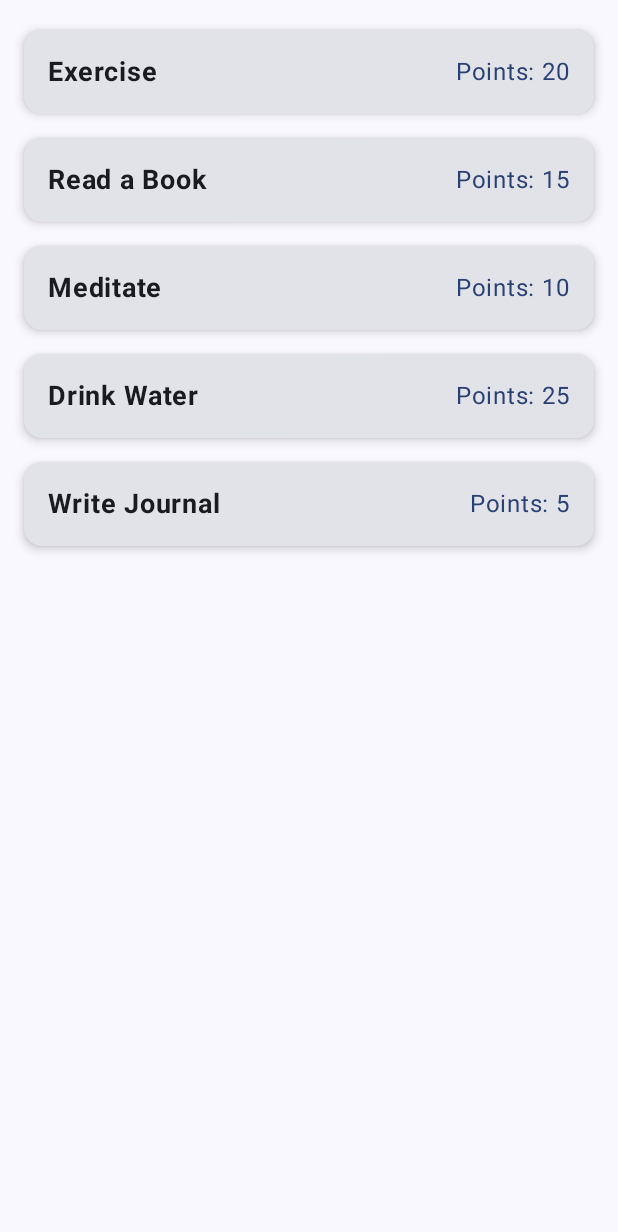
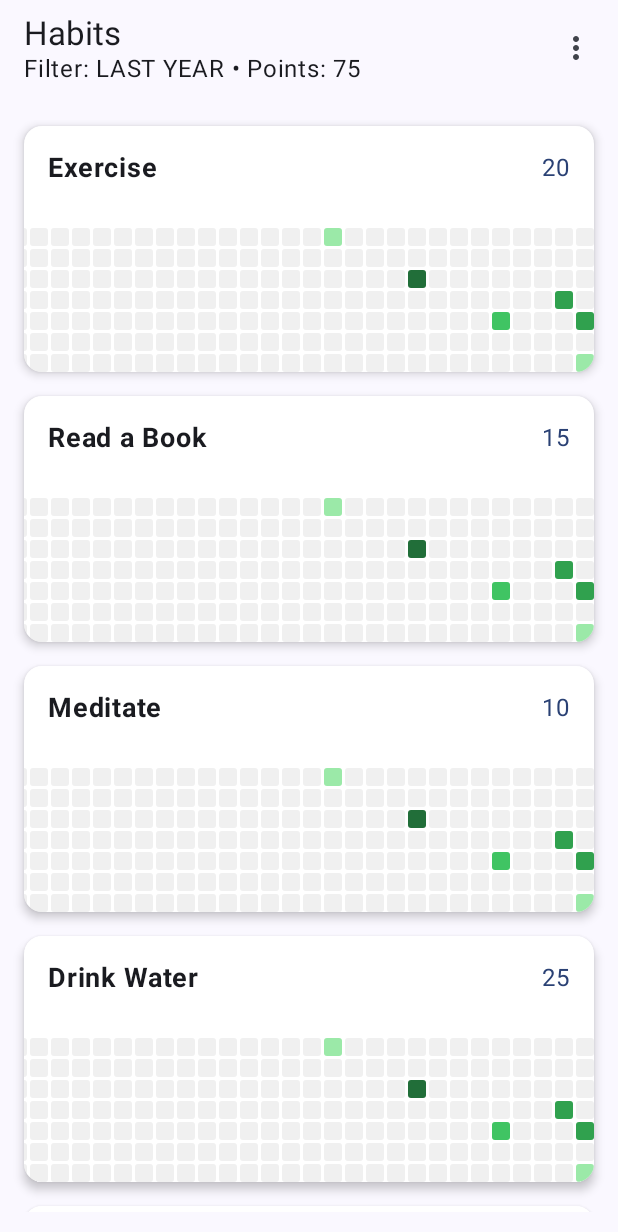
Before and after one commit to brayan/zero-to-hero, an Android app built with Jetpack Compose: the screen it shows after launch (MainActivity), on a phone screen of 412 x 824 dp. Shown: the top 1232 px of the screen. Run offline under Robolectric (Android 15) with nearby library versions, the phone set to English and light mode, and no system bars; our stand-ins replace Shimmer.

Commit message:
Add habits filter and grid

```diff
--- a/mobile/feature/habits/build.gradle.kts
+++ b/mobile/feature/habits/build.gradle.kts
@@ -44,6 +44,7 @@ kotlin {
             implementation(libs.kotlinx.coroutines.core)
             implementation(libs.androidx.compiler)
             implementation(libs.koin.core)
+            implementation(libs.kotlinx.datetime)
 //            implementation(project.dependencies.platform("androidx.compose:compose-bom:2024.12.01"))
         }
     }
--- a/mobile/feature/habits/src/commonMain/kotlin/br/com/sailtech/zerotohero/mobile/feature/habits/data/HabitsRepositoryImpl.kt
+++ b/mobile/feature/habits/src/commonMain/kotlin/br/com/sailtech/zerotohero/mobile/feature/habits/data/HabitsRepositoryImpl.kt
@@ -2,27 +2,41 @@ package br.com.sailtech.zerotohero.mobile.feature.habits.data
 
 import br.com.sailtech.zerotohero.mobile.feature.habits.domain.model.Habit
 import br.com.sailtech.zerotohero.mobile.feature.habits.domain.repository.HabitsRepository
-
+import kotlinx.datetime.Clock
+import kotlinx.datetime.DatePeriod
+import kotlinx.datetime.TimeZone
+import kotlinx.datetime.minus
+import kotlinx.datetime.toLocalDateTime
 
 internal class HabitsRepositoryImpl : HabitsRepository {
 
+    private val today = Clock.System.now().toLocalDateTime(TimeZone.currentSystemDefault()).date
+    private val completions = mapOf(
+        today to 1,
+        today.minus(DatePeriod(days = 2)) to 3,
+        today.minus(DatePeriod(days = 10)) to 3,
+        today.minus(DatePeriod(days = 30)) to 2,
+        today.minus(DatePeriod(days = 60)) to 4,
+        today.minus(DatePeriod(days = 90)) to 1
+    )
+
     override suspend fun getAllHabits(): List<Habit> {
         return listOf(
-            Habit(1, "Exercise", 20),
-            Habit(2, "Read a Book", 15),
-            Habit(3, "Meditate", 10),
-            Habit(4, "Drink Water", 25),
-            Habit(5, "Write Journal", 5)
+            Habit(1, "Exercise", 20, completions),
+            Habit(2, "Read a Book", 15, completions),
+            Habit(3, "Meditate", 10, completions),
+            Habit(4, "Drink Water", 25, completions),
+            Habit(5, "Write Journal", 5, completions)
         )
     }
 
     override suspend fun getHabitsInLastDays(days: Int): List<Habit> {
         return listOf(
-            Habit(1, "Exercise", 20),
-            Habit(2, "Read a Book", 15),
-            Habit(3, "Meditate", 10),
-            Habit(4, "Drink Water", 25),
-            Habit(5, "Write Journal", 5)
+            Habit(1, "Exercise", 20, completions),
+            Habit(2, "Read a Book", 15, completions),
+            Habit(3, "Meditate", 10, completions),
+            Habit(4, "Drink Water", 25, completions),
+            Habit(5, "Write Journal", 5, completions)
         )
     }
 }
--- a/mobile/feature/habits/src/commonMain/kotlin/br/com/sailtech/zerotohero/mobile/feature/habits/domain/model/Habit.kt
+++ b/mobile/feature/habits/src/commonMain/kotlin/br/com/sailtech/zerotohero/mobile/feature/habits/domain/model/Habit.kt
@@ -1,3 +1,10 @@
 package br.com.sailtech.zerotohero.mobile.feature.habits.domain.model
 
-data class Habit(val id: Long, val name: String, val points: Int)
+import kotlinx.datetime.LocalDate
+
+data class Habit(
+    val id: Long,
+    val name: String,
+    val points: Int,
+    val completions: Map<LocalDate, Int>
+)
--- a/mobile/feature/habits/src/commonMain/kotlin/br/com/sailtech/zerotohero/mobile/feature/habits/domain/model/HabitFilter.kt
+++ b/mobile/feature/habits/src/commonMain/kotlin/br/com/sailtech/zerotohero/mobile/feature/habits/domain/model/HabitFilter.kt
@@ -1,7 +1,7 @@
 package br.com.sailtech.zerotohero.mobile.feature.habits.domain.model
 
-enum class HabitFilter {
-    ALL,
-    LAST_7_DAYS,
-    LAST_30_DAYS,
+enum class HabitFilter(val days: Int) {
+    LAST_YEAR(365),
+    LAST_30_DAYS(30),
+    LAST_7_DAYS(7)
 }
--- a/mobile/feature/habits/src/commonMain/kotlin/br/com/sailtech/zerotohero/mobile/feature/habits/domain/usecase/GetHabitsUseCaseImpl.kt
+++ b/mobile/feature/habits/src/commonMain/kotlin/br/com/sailtech/zerotohero/mobile/feature/habits/domain/usecase/GetHabitsUseCaseImpl.kt
@@ -9,10 +9,6 @@ internal class GetHabitsUseCaseImpl(
 ) : GetHabitsUseCase {
 
     override suspend fun invoke(filter: HabitFilter): List<Habit> {
-        return when (filter) {
-            HabitFilter.ALL -> habitsRepository.getAllHabits()
-            HabitFilter.LAST_7_DAYS -> habitsRepository.getHabitsInLastDays(7)
-            HabitFilter.LAST_30_DAYS -> habitsRepository.getHabitsInLastDays(30)
-        }
+        return habitsRepository.getHabitsInLastDays(filter.days)
     }
 }
--- /dev/null
+++ b/mobile/feature/habits/src/commonMain/kotlin/br/com/sailtech/zerotohero/mobile/feature/habits/presentation/component/HabitActivityGrid.kt
@@ -0,0 +1,93 @@
+package br.com.sailtech.zerotohero.mobile.feature.habits.presentation.component
+
+import androidx.compose.foundation.background
+import androidx.compose.foundation.layout.Arrangement
+import androidx.compose.foundation.layout.Box
+import androidx.compose.foundation.layout.Column
+import androidx.compose.foundation.layout.fillMaxWidth
+import androidx.compose.foundation.layout.size
+import androidx.compose.foundation.lazy.LazyRow
+import androidx.compose.foundation.lazy.itemsIndexed
+import androidx.compose.foundation.lazy.rememberLazyListState
+import androidx.compose.foundation.shape.RoundedCornerShape
+import androidx.compose.runtime.Composable
+import androidx.compose.runtime.LaunchedEffect
+import androidx.compose.ui.Modifier
+import androidx.compose.ui.graphics.Color
+import androidx.compose.ui.unit.dp
+import br.com.sailtech.zerotohero.mobile.feature.habits.domain.model.HabitFilter
+import kotlinx.datetime.Clock
+import kotlinx.datetime.DatePeriod
+import kotlinx.datetime.DayOfWeek
+import kotlinx.datetime.LocalDate
+import kotlinx.datetime.TimeZone
+import kotlinx.datetime.daysUntil
+import kotlinx.datetime.minus
+import kotlinx.datetime.plus
+import kotlinx.datetime.toLocalDateTime
+
+@Composable
+fun HabitActivityGrid(completions: Map<LocalDate, Int>, filter: HabitFilter) {
+    val today = Clock.System.now().toLocalDateTime(TimeZone.currentSystemDefault()).date
+
+    // Step 1: Calculate the start date based on the selected filter (e.g., 365, 30, 7 days ago)
+    val originalStartDate = today.minus(DatePeriod(days = filter.days - 1))
+
+    // Step 2: Align the first row so that it starts on Monday
+    var startDate = originalStartDate
+    while (startDate.dayOfWeek != DayOfWeek.MONDAY) {
+        startDate = startDate.minus(DatePeriod(days = 1)) // Move back to Monday
+    }
+
+    // Step 3: Generate exactly `filterDays` of completion data
+    val completionData = (0 until filter.days).map { daysAgo ->
+        val date = originalStartDate.plus(DatePeriod(days = daysAgo))
+        completions[date] ?: 0
+    }
+
+    // Step 4: Add blank placeholders before the first tracked date to align the first row
+    val firstMondayOffset = startDate.daysUntil(originalStartDate)
+    val paddedCompletion = List(firstMondayOffset) { null } + completionData
+
+    // Step 5: Split into 7-day weeks
+    val dailyCompletion = paddedCompletion.chunked(7)
+
+    val listState = rememberLazyListState()
+
+    LaunchedEffect(dailyCompletion.flatten().size, filter) {
+        if (dailyCompletion.flatten().isNotEmpty()) {
+            listState.scrollToItem(dailyCompletion.size - 1) // Scroll to last week
+        }
+    }
+
+    LazyRow(
+        state = listState,
+        modifier = Modifier.fillMaxWidth(),
+        horizontalArrangement = Arrangement.spacedBy(2.dp)
+    ) {
+        itemsIndexed(dailyCompletion) { _, week ->
+            Column(verticalArrangement = Arrangement.spacedBy(2.dp)) {
+                week.forEach { count ->
+                    Box(
+                        modifier = Modifier
+                            .size(12.dp)
+                            .background(getCompletionColor(count), RoundedCornerShape(2.dp))
+                    )
+                }
+            }
+        }
+    }
+}
+
+// Function to determine color intensity based on habit completion frequency
+fun getCompletionColor(count: Int?): Color {
+    return when {
+        count == null -> Color.Transparent // Empty placeholders for alignment
+        count == 0 -> Color.LightGray.copy(alpha = 0.3f) // No completion
+        count == 1 -> Color(0xFF9BE9A8) // Light green
+        count == 2 -> Color(0xFF40C463) // Medium green
+        count == 3 -> Color(0xFF30A14E) // Darker green
+        count >= 4 -> Color(0xFF216E39) // Darkest green (most frequent)
+        else -> Color.LightGray
+    }
+}
--- a/mobile/feature/habits/src/commonMain/kotlin/br/com/sailtech/zerotohero/mobile/feature/habits/presentation/component/HabitItem.kt
+++ b/mobile/feature/habits/src/commonMain/kotlin/br/com/sailtech/zerotohero/mobile/feature/habits/presentation/component/HabitItem.kt
@@ -3,7 +3,9 @@ package br.com.sailtech.zerotohero.mobile.feature.habits.presentation.component
 import androidx.compose.foundation.clickable
 import androidx.compose.foundation.layout.Arrangement
 import androidx.compose.foundation.layout.Row
+import androidx.compose.foundation.layout.Spacer
 import androidx.compose.foundation.layout.fillMaxWidth
+import androidx.compose.foundation.layout.height
 import androidx.compose.foundation.layout.padding
 import androidx.compose.material3.Card
 import androidx.compose.material3.CardDefaults
@@ -12,19 +14,24 @@ import androidx.compose.material3.Text
 import androidx.compose.runtime.Composable
 import androidx.compose.ui.Alignment
 import androidx.compose.ui.Modifier
+import androidx.compose.ui.graphics.Color
 import androidx.compose.ui.text.font.FontWeight
 import androidx.compose.ui.unit.dp
 import androidx.compose.ui.unit.sp
 import br.com.sailtech.zerotohero.mobile.feature.habits.domain.model.Habit
+import br.com.sailtech.zerotohero.mobile.feature.habits.domain.model.HabitFilter
 
 @Composable
-fun HabitItem(habit: Habit, position: Int, onClick: (Int) -> Unit) {
+fun HabitItem(habit: Habit, filter: HabitFilter, position: Int, onClick: (Int) -> Unit) {
     Card(
         modifier = Modifier
             .fillMaxWidth()
             .padding(vertical = 4.dp)
             .clickable { onClick(position) },
-        elevation = CardDefaults.cardElevation(defaultElevation = 4.dp)
+        elevation = CardDefaults.cardElevation(defaultElevation = 4.dp),
+        colors = CardDefaults.cardColors(
+            containerColor = Color.White
+        )
     ) {
         Row(
             modifier = Modifier
@@ -40,10 +47,14 @@ fun HabitItem(habit: Habit, position: Int, onClick: (Int) -> Unit) {
             )
 
             Text(
-                text = "Points: ${habit.points}",
+                text = habit.points.toString(),
                 fontSize = 16.sp,
                 color = MaterialTheme.colorScheme.primary
             )
         }
+
+        Spacer(modifier = Modifier.height(12.dp))
+
+        HabitActivityGrid(habit.completions, filter)
     }
 }
--- a/mobile/feature/habits/src/commonMain/kotlin/br/com/sailtech/zerotohero/mobile/feature/habits/presentation/screen/HabitsScreen.kt
+++ b/mobile/feature/habits/src/commonMain/kotlin/br/com/sailtech/zerotohero/mobile/feature/habits/presentation/screen/HabitsScreen.kt
@@ -2,33 +2,54 @@ package br.com.sailtech.zerotohero.mobile.feature.habits.presentation.screen
 
 import androidx.compose.foundation.layout.Arrangement
 import androidx.compose.foundation.layout.Box
+import androidx.compose.foundation.layout.Column
 import androidx.compose.foundation.layout.PaddingValues
 import androidx.compose.foundation.layout.fillMaxSize
 import androidx.compose.foundation.layout.padding
 import androidx.compose.foundation.lazy.LazyColumn
 import androidx.compose.foundation.lazy.itemsIndexed
+import androidx.compose.material.icons.Icons
+import androidx.compose.material.icons.filled.MoreVert
+import androidx.compose.material3.DropdownMenu
+import androidx.compose.material3.DropdownMenuItem
+import androidx.compose.material3.ExperimentalMaterial3Api
+import androidx.compose.material3.Icon
+import androidx.compose.material3.IconButton
+import androidx.compose.material3.MaterialTheme
 import androidx.compose.material3.Text
+import androidx.compose.material3.TopAppBar
 import androidx.compose.runtime.Composable
 import androidx.compose.runtime.LaunchedEffect
 import androidx.compose.runtime.collectAsState
 import androidx.compose.runtime.getValue
+import androidx.compose.runtime.mutableStateOf
+import androidx.compose.runtime.remember
+import androidx.compose.runtime.rememberCoroutineScope
+import androidx.compose.runtime.setValue
 import androidx.compose.ui.Modifier
 import androidx.compose.ui.unit.dp
 import br.com.sailtech.zerotohero.mobile.feature.habits.domain.model.Habit
+import br.com.sailtech.zerotohero.mobile.feature.habits.domain.model.HabitFilter
 import br.com.sailtech.zerotohero.mobile.feature.habits.presentation.component.HabitItem
 import br.com.sailtech.zerotohero.mobile.feature.habits.presentation.component.HabitsSkeleton
 import br.com.sailtech.zerotohero.mobile.feature.habits.presentation.viewmodel.HabitsViewAction
 import br.com.sailtech.zerotohero.mobile.feature.habits.presentation.viewmodel.HabitsViewIntent
 import br.com.sailtech.zerotohero.mobile.feature.habits.presentation.viewmodel.HabitsViewModel
 import br.com.sailtech.zerotohero.mobile.feature.habits.presentation.viewmodel.HabitsViewState
+import kotlinx.coroutines.launch
 
 @Composable
 fun HabitsScreen(innerPadding: PaddingValues, habitsViewModel: HabitsViewModel) {
     val state by habitsViewModel.state.collectAsState()
     val action by habitsViewModel.action.collectAsState(null)
 
+    var selectedFilter by remember { mutableStateOf(HabitFilter.LAST_YEAR) }
+    val coroutineScope = rememberCoroutineScope()
+
+    val totalPoints = (state as? HabitsViewState.Success)?.habits?.sumOf { it.points } ?: 0
+
     LaunchedEffect(Unit) {
-        habitsViewModel.onIntent(HabitsViewIntent.Init)
+        habitsViewModel.onIntent(HabitsViewIntent.Init(selectedFilter))
     }
 
     action?.let {
@@ -39,6 +60,14 @@ fun HabitsScreen(innerPadding: PaddingValues, habitsViewModel: HabitsViewModel)
         }
     }
 
+    Column(modifier = Modifier.fillMaxSize()) {
+        TopAppBarWithFilter(selectedFilter, totalPoints) { newFilter ->
+            selectedFilter = newFilter
+            coroutineScope.launch {
+                habitsViewModel.onIntent(HabitsViewIntent.FilterChanged(newFilter))
+            }
+        }
+
         Box(modifier = Modifier.padding(innerPadding)) {
             when (val currentState = state) {
                 is HabitsViewState.Loading -> {
@@ -46,7 +75,7 @@ fun HabitsScreen(innerPadding: PaddingValues, habitsViewModel: HabitsViewModel)
                 }
 
                 is HabitsViewState.Success -> {
-                HabitList(currentState.habits) { position ->
+                    HabitList(currentState.habits, selectedFilter) { position ->
                         habitsViewModel.onIntent(HabitsViewIntent.HabitClicked(position))
                     }
                 }
@@ -57,9 +86,10 @@ fun HabitsScreen(innerPadding: PaddingValues, habitsViewModel: HabitsViewModel)
             }
         }
     }
+}
 
 @Composable
-fun HabitList(habits: List<Habit>, onHabitClicked: (Int) -> Unit) {
+fun HabitList(habits: List<Habit>, filter: HabitFilter, onHabitClicked: (Int) -> Unit) {
     LazyColumn(
         modifier = Modifier
             .fillMaxSize()
@@ -67,15 +97,53 @@ fun HabitList(habits: List<Habit>, onHabitClicked: (Int) -> Unit) {
         verticalArrangement = Arrangement.spacedBy(8.dp)
     ) {
         itemsIndexed(habits) { index, habit ->
-            HabitItem(habit, index, onHabitClicked)
+            HabitItem(habit, filter, index, onHabitClicked)
         }
     }
 }
 
-//@Composable
-//@Preview(showBackground = true)
-//fun PreviewHabitTrackerMainScreen() {
-//    MaterialTheme {
-//        HabitsScreen(PaddingValues(16.dp))
-//    }
-//}
+@OptIn(ExperimentalMaterial3Api::class)
+@Composable
+fun TopAppBarWithFilter(
+    selectedFilter: HabitFilter,
+    totalPoints: Int,
+    onFilterSelected: (HabitFilter) -> Unit
+) {
+    var expanded by remember { mutableStateOf(false) }
+
+    Column {
+        TopAppBar(
+            title = {
+                Column {
+                    Text("Habits")
+                    Text(
+                        text = "Filter: ${selectedFilter.name.replace("_", " ")} • Points: $totalPoints",
+                        style = MaterialTheme.typography.bodyLarge
+                    )
+                }
+            },
+            actions = {
+                Box {
+                    IconButton(onClick = { expanded = true }) {
+                        Icon(imageVector = Icons.Default.MoreVert, contentDescription = "Filter Options")
+                    }
+
+                    DropdownMenu(
+                        expanded = expanded,
+                        onDismissRequest = { expanded = false }
+                    ) {
+                        HabitFilter.entries.forEach { filter ->
+                            DropdownMenuItem(
+                                text = { Text(filter.name.replace("_", " ")) },
+                                onClick = {
+                                    expanded = false
+                                    onFilterSelected(filter)
+                                }
+                            )
+                        }
+                    }
+                }
+            }
+        )
+    }
+}
--- a/mobile/feature/habits/src/commonMain/kotlin/br/com/sailtech/zerotohero/mobile/feature/habits/presentation/viewmodel/HabitsViewIntent.kt
+++ b/mobile/feature/habits/src/commonMain/kotlin/br/com/sailtech/zerotohero/mobile/feature/habits/presentation/viewmodel/HabitsViewIntent.kt
@@ -1,6 +1,9 @@
 package br.com.sailtech.zerotohero.mobile.feature.habits.presentation.viewmodel
+
+import br.com.sailtech.zerotohero.mobile.feature.habits.domain.model.HabitFilter
 
 sealed class HabitsViewIntent {
     data class HabitClicked(val position: Int) : HabitsViewIntent()
-    data object Init : HabitsViewIntent()
+    data class Init(val filter: HabitFilter) : HabitsViewIntent()
+    data class FilterChanged(val filter: HabitFilter) : HabitsViewIntent()
 }
--- a/mobile/feature/habits/src/commonMain/kotlin/br/com/sailtech/zerotohero/mobile/feature/habits/presentation/viewmodel/HabitsViewModel.kt
+++ b/mobile/feature/habits/src/commonMain/kotlin/br/com/sailtech/zerotohero/mobile/feature/habits/presentation/viewmodel/HabitsViewModel.kt
@@ -3,7 +3,6 @@ package br.com.sailtech.zerotohero.mobile.feature.habits.presentation.viewmodel
 import br.com.sailtech.zerotohero.mobile.feature.habits.BaseViewModel
 import br.com.sailtech.zerotohero.mobile.feature.habits.domain.model.HabitFilter
 import br.com.sailtech.zerotohero.mobile.feature.habits.domain.usecase.GetHabitsUseCase
-import kotlinx.coroutines.delay
 import kotlinx.coroutines.flow.MutableSharedFlow
 import kotlinx.coroutines.flow.MutableStateFlow
 import kotlinx.coroutines.flow.SharedFlow
@@ -30,18 +29,18 @@ class HabitsViewModel(
 
     private suspend fun handleIntents(intent: HabitsViewIntent) {
         when (intent) {
-            is HabitsViewIntent.Init -> onInit()
+            is HabitsViewIntent.Init -> onInit(intent)
             is HabitsViewIntent.HabitClicked -> onHabitClicked(intent)
+            is HabitsViewIntent.FilterChanged -> onFilterChanged(intent)
         }
     }
 
-    private suspend fun onInit() = runCatching {
-        delay(5000)
-        getHabitsUseCase(HabitFilter.ALL)
-    }.onSuccess { habits ->
-        _state.value = HabitsViewState.Success(habits)
-    }.onFailure { error ->
-        _state.value = HabitsViewState.Error
+    private suspend fun onInit(intent: HabitsViewIntent.Init) {
+        fetchHabits(intent.filter)
+    }
+
+    private suspend fun onFilterChanged(intent: HabitsViewIntent.FilterChanged) {
+        fetchHabits(intent.filter)
     }
 
     private suspend fun onHabitClicked(intent: HabitsViewIntent.HabitClicked) = runCatching {
@@ -51,4 +50,12 @@ class HabitsViewModel(
             }
         }
     }
+
+    private suspend fun fetchHabits(filter: HabitFilter) = runCatching {
+        getHabitsUseCase(filter)
+    }.onSuccess { habits ->
+        _state.value = HabitsViewState.Success(habits)
+    }.onFailure { error ->
+        _state.value = HabitsViewState.Error
+    }
 }
--- a/mobile/gradle/libs.versions.toml
+++ b/mobile/gradle/libs.versions.toml
@@ -11,6 +11,7 @@ android-targetSdk = "35"
 compose = "1.7.6"
 compose-plugin = "1.5.12"
 kotlinxCoroutinesCore = "1.7.3"
+kotlinxDatetime = "0.4.0"
 lifecycleViewmodelKtx = "2.8.7"
 navigationCompose = "2.8.5"
 
@@ -25,6 +26,7 @@ kotlinx-coroutines-core = { module = "org.jetbrains.kotlinx:kotlinx-coroutines-c
 
 koin-core = { group = "io.insert-koin", name = "koin-core", version.ref = "koin" }
 koin-android = { group = "io.insert-koin", name = "koin-android", version.ref = "koin" }
+kotlinx-datetime = { module = "org.jetbrains.kotlinx:kotlinx-datetime", version.ref = "kotlinxDatetime" }
 
 [plugins]
 kotlin-multiplatform = { id = "org.jetbrains.kotlin.multiplatform", version.ref = "kotlin" }
```
Also changed, not shown: 123 other files. Lines whose indentation alone changed are shown as unchanged.
